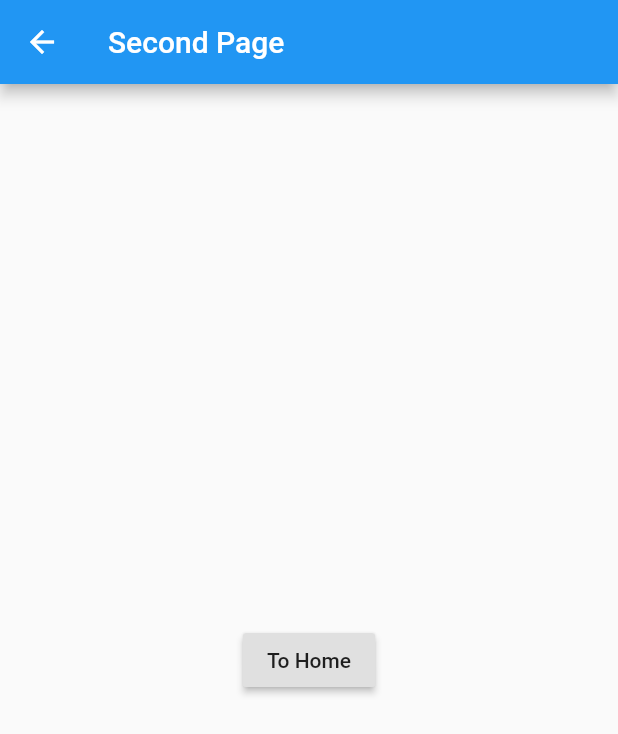
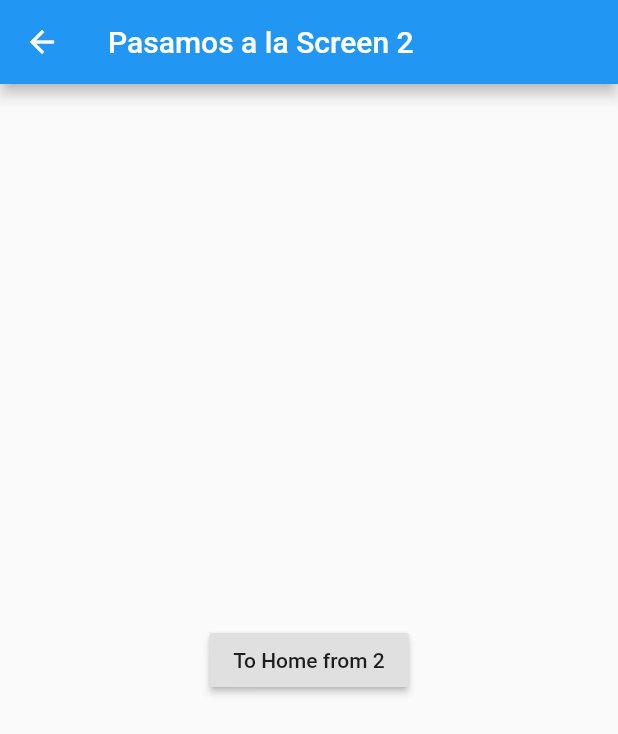
Before and after one commit to GiovanniSolano/Componentes-b-sicos---Flutter, a Flutter app: the screen it shows after launch, after a tap on "To Page 2", on a phone screen of 412 x 824 dp. Shown: the top 734 px of the screen. Run offline on Flutter 3.47's test engine with Material 2 defaults, Android fonts, the phone set to English and light mode, and no system bars.

Commit message:
Pasar datos entre vistas

```diff
--- /dev/null
+++ b/lib/WidgetArgument.dart
@@ -0,0 +1,6 @@
+class WidgetArgument {
+  final String title;
+  final int nume;
+
+  WidgetArgument(this.title, this.nume);
+}
--- a/lib/components/secondpage.dart
+++ b/lib/components/secondpage.dart
@@ -1,13 +1,16 @@
+import 'package:components/WidgetArgument.dart';
 import 'package:flutter/material.dart';
 
 class SecondPage extends StatelessWidget {
   @override
   Widget build(BuildContext context) {
+    final WidgetArgument arguments = ModalRoute.of(context).settings.arguments;
+
     return Scaffold(
-      appBar: AppBar(title: Text('Second Page')),
+      appBar: AppBar(title: Text(arguments.title)),
       body: Center(
         child: RaisedButton(
-          child: Text('To Home'),
+          child: Text('To Home from ${arguments.nume}'),
           onPressed: () {
             Navigator.pop(context);
           },
--- a/lib/main.dart
+++ b/lib/main.dart
@@ -1,3 +1,4 @@
+import 'package:components/WidgetArgument.dart';
 import 'package:components/components/secondpage.dart';
 import 'package:flutter/material.dart';
 
@@ -41,7 +42,8 @@ class FirstPage extends StatelessWidget {
           child: Text('To Page 2'),
           onPressed: () {
             // Navegar utilizando rutas
-            Navigator.pushNamed(context, '/secondPage');
+            Navigator.pushNamed(context, '/secondPage',
+                arguments: WidgetArgument("Pasamos a la Screen 2", 2));
 
             // Una manera, sin nombre de ruta
             // Navigator.push(
```
